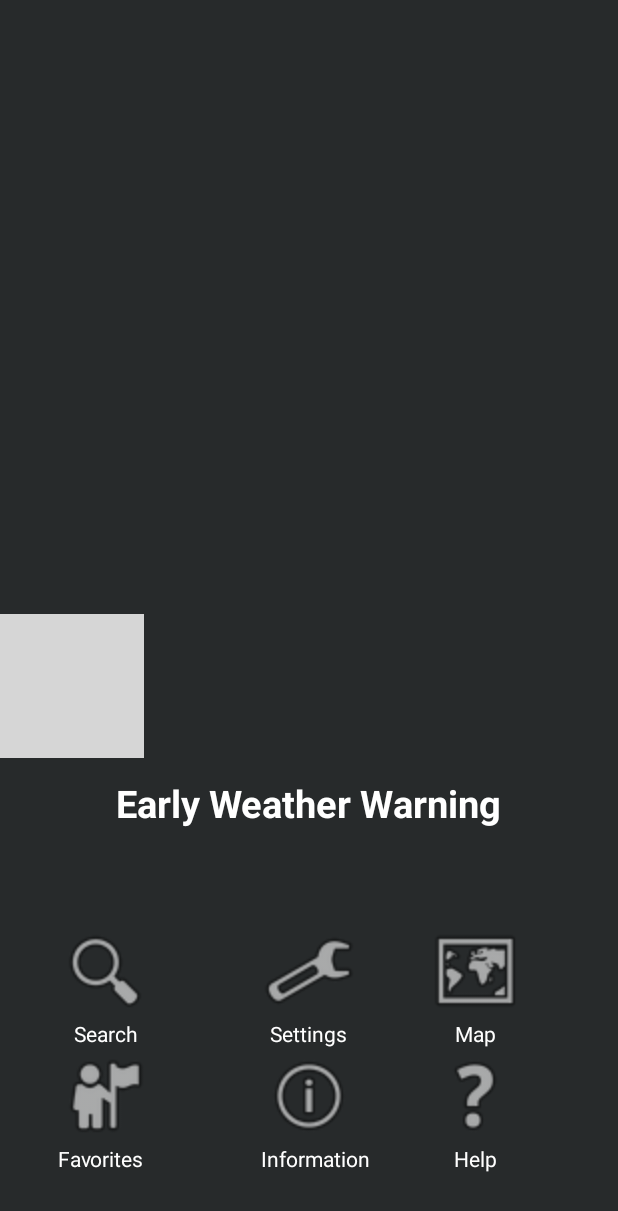
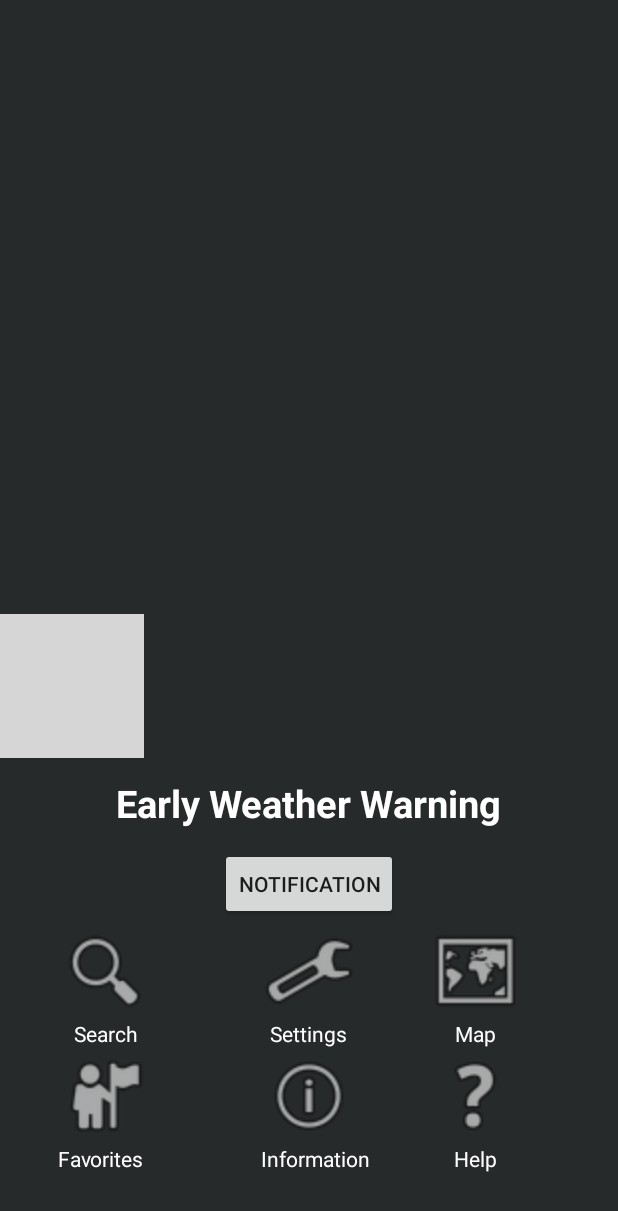
Before and after one commit to baldebo/EWW, an Android app: the screen it shows after launch (GUIActivity), on a phone screen of 412 x 824 dp. Shown: the top 1211 px of the screen. Run offline under Robolectric (Android 15) with nearby library versions, the phone set to English and light mode, and no system bars; grey boxes are pictures that could not be loaded.

Commit message:
Notification activates and deactivate with buttons, i pushed this to show tomorrow

```diff
--- a/app/src/main/AndroidManifest.xml
+++ b/app/src/main/AndroidManifest.xml
@@ -2,6 +2,7 @@
 <manifest xmlns:android="http://schemas.android.com/apk/res/android"
     package="nu.here.is.teampinez.weatherwarning" >
 
+    <uses-permission android:name="com.android.alarm.permission.SET_ALARM"/>
     <uses-permission android:name="android.permission.WAKE_LOCK"/>
     <uses-permission android:name="android.permission.VIBRATE" />
     <uses-permission android:name="android.permission.INTERNET" />
@@ -34,6 +35,8 @@
                 <category android:name="android.intent.category.DEFAULT" />
             </intent-filter>
         </activity>
+        <activity android:name=".SettingPreference"
+            android:label="@string/settingpreferences"/>
         <activity
             android:name=".SearchActivity"
             android:label="@string/title_activity_search" >
--- a/app/src/main/java/nu/here/is/teampinez/weatherwarning/GUIActivity.java
+++ b/app/src/main/java/nu/here/is/teampinez/weatherwarning/GUIActivity.java
@@ -2,48 +2,29 @@ package nu.here.is.teampinez.weatherwarning;
 
 import android.app.Activity;
 import android.app.AlarmManager;
-import android.app.Notification;
-import android.app.NotificationManager;
+import android.app.Application;
 import android.app.PendingIntent;
 import android.content.Context;
 import android.content.Intent;
-import android.graphics.Color;
-import android.media.RingtoneManager;
-import android.net.Uri;
 import android.os.Bundle;
-import android.os.PowerManager;
 import android.os.SystemClock;
-import android.support.v4.app.NotificationCompat;
-import android.support.v4.app.TaskStackBuilder;
-import android.util.Log;
 import android.view.View;
+import android.widget.Button;
+import android.widget.CheckBox;
 import android.widget.ImageButton;
 import android.widget.TextView;
 //  MAP IMPORTS //
-import android.app.Activity;
-import android.os.Bundle;
-import android.view.Menu;
-import android.view.View;
-import com.google.android.gms.maps.CameraUpdate;
-import com.google.android.gms.maps.CameraUpdateFactory;
-import com.google.android.gms.maps.GoogleMap;
-import com.google.android.gms.maps.MapFragment;
-import com.google.android.gms.maps.model.LatLng;
-import com.google.android.gms.maps.model.MarkerOptions;
+import android.widget.Toast;
 
-import org.json.JSONArray;
-import org.json.JSONException;
-import org.json.JSONObject;
-
-import java.util.concurrent.ExecutionException;
-import java.util.concurrent.TimeUnit;
-import java.util.concurrent.TimeoutException;
+import java.util.Calendar;
+import java.util.GregorianCalendar;
 
 
-public class GUIActivity extends Activity {
+public class GUIActivity extends Activity  {
 
     TextView theTextView;
     MyCurrentLocationListener gps;
+    Button notification;
 
     double locLat;
     double locLon;
@@ -52,7 +33,7 @@ public class GUIActivity extends Activity {
     int locLatInt;
     int locLonInt;
 
-    @Override
+    //@Override
     protected void onCreate(Bundle savedInstanceState) {
         super.onCreate(savedInstanceState);
         setContentView(R.layout.mainscreenactivity);
@@ -74,143 +55,177 @@ public class GUIActivity extends Activity {
 
         theTextView = (TextView) findViewById(R.id.textHeader);
 
-        //NOTIFICATION CODE
-        final int mId = 12345;
-        final int PRIORITY_MAX = 2;
-        final NotificationCompat.Builder mBuilder;
-
-        NotificationCompat.InboxStyle inboxStyle = new NotificationCompat.InboxStyle();
-        String[] jsonOutput = new String[4];
-
-        Parser p = new Parser(GUIActivity.this);
-        String[] stationName = new String[0];
-        String[] airTemp = new String[0];
-        String[] roadTemp = new String[0];
-        String[] windSpd = new String[0];
+        notification = (Button) findViewById(R.id.button);
+        notification.setOnClickListener(new View.OnClickListener() {
+            public void onClick(View v){
+                setContentView(R.layout.notification_settings);
+            }
+        });
 
 
-        try {
-            //TODO Try to make nicer!
-            JSONArray jsonArray = new JSONObject(p.execute().get(1000, TimeUnit.MILLISECONDS)).getJSONObject("RESPONSE").getJSONArray("RESULT").getJSONObject(0).getJSONArray("WeatherStation");
 
-            Log.d("JSON", jsonArray.toString());
-            stationName = new String[jsonArray.length()];
-            airTemp = new String[jsonArray.length()];
-            roadTemp = new String[jsonArray.length()];
-            windSpd = new String[jsonArray.length()];
-
-            for (int i = 0; i < jsonArray.length(); i++) {
-                JSONObject station = jsonArray.getJSONObject(i);
-                stationName[i] = station.getString("Name");
-                airTemp[i] = station.getJSONObject("Measurement").getJSONObject("Air").getString("Temp");
-                roadTemp[i] = station.getJSONObject("Measurement").getJSONObject("Road").getString("Temp");
-                windSpd[i] = station.getJSONObject("Measurement").getJSONObject("Wind").getString("Force");
-
-                Log.d("JSON Station > ", station.getString("Name"));
-                Log.d("JSON Air Temp > ", station.getJSONObject("Measurement").getJSONObject("Air").getString("Temp"));
-                Log.d("JSON Road Temp > ", station.getJSONObject("Measurement").getJSONObject("Road").getString("Temp"));
-                Log.d("JSON Wind Force > ", station.getJSONObject("Measurement").getJSONObject("Road").getString("Temp"));
-
-            }
-            jsonOutput[0] = ("Name: " + stationName[0]);
-            jsonOutput[1] = ("Air Temperature: " + airTemp[0] + "C");
-            jsonOutput[2] = ("Road Temperature: " + roadTemp[0] + "C");
-            jsonOutput[3] = ("Wind Speed: " + windSpd[0] + " m/s");
-
-        } catch (JSONException | TimeoutException | ExecutionException | InterruptedException e) {
-            e.printStackTrace();
-        }
-
-        //Air Temp
-        String airTemperature;
-        if(airTemp[0] != null) {airTemperature = Double.toString(Double.parseDouble(airTemp[0])) + "C";}
-        else {airTemperature = "Not available!";}
+//NOTIFICATION CODE
+        //final int mId = 12345;
+        //final int PRIORITY_MAX = 2;
+        //final NotificationCompat.Builder mBuilder;
+        //Timer updateTime = new Timer();
+//
+        //NotificationCompat.InboxStyle inboxStyle = new NotificationCompat.InboxStyle();
+        //String[] jsonOutput = new String[4];
+//
+        //Parser p = new Parser(GUIActivity.this);
+        //String[] stationName = new String[0];
+        //String[] airTemp = new String[0];
+        //String[] roadTemp = new String[0];
+        //String[] windSpd = new String[0];
+//
+//
+        //try {
+        //    //TODO Try to make nicer!
+        //    JSONArray jsonArray = new JSONObject(p.execute().get(1000, TimeUnit.MILLISECONDS)).getJSONObject("RESPONSE").getJSONArray("RESULT").getJSONObject(0).getJSONArray("WeatherStation");
+//
+        //    Log.d("JSON", jsonArray.toString());
+        //    stationName = new String[jsonArray.length()];
+        //    airTemp = new String[jsonArray.length()];
+        //    roadTemp = new String[jsonArray.length()];
+        //    windSpd = new String[jsonArray.length()];
+//
+        //    for (int i = 0; i < jsonArray.length(); i++) {
+        //        JSONObject station = jsonArray.getJSONObject(i);
+        //        stationName[i] = station.getString("Name");
+        //        airTemp[i] = station.getJSONObject("Measurement").getJSONObject("Air").getString("Temp");
+        //        roadTemp[i] = station.getJSONObject("Measurement").getJSONObject("Road").getString("Temp");
+        //        windSpd[i] = station.getJSONObject("Measurement").getJSONObject("Wind").getString("Force");
+//
+        //        Log.d("JSON Station > ", station.getString("Name"));
+        //        Log.d("JSON Air Temp > ", station.getJSONObject("Measurement").getJSONObject("Air").getString("Temp"));
+        //        Log.d("JSON Road Temp > ", station.getJSONObject("Measurement").getJSONObject("Road").getString("Temp"));
+        //        Log.d("JSON Wind Force > ", station.getJSONObject("Measurement").getJSONObject("Road").getString("Temp"));
+//
+        //    }
+        //    //jsonOutput[0] = ("Name: " + stationName[0]);
+        //    jsonOutput[0] = String.valueOf((System.currentTimeMillis()));
+        //    jsonOutput[1] = ("Air Temperature: " + airTemp[0] + "C");
+        //    jsonOutput[2] = ("Road Temperature: " + roadTemp[0] + "C");
+        //    jsonOutput[3] = ("Wind Speed: " + windSpd[0] + " m/s");
+//
+        //} catch (JSONException | TimeoutException | ExecutionException | InterruptedException e) {
+        //    e.printStackTrace();
+        //}
+//
+        ////Air Temp
+        //String airTemperature;
+        //if(airTemp[0] != null) {airTemperature = Double.toString(Double.parseDouble(airTemp[0])) + "C";}
+        //else {airTemperature = "Not Available!";}
+//
+//
+        //String windSpeed;
+        //if(windSpd[0] != null) {windSpeed = Double.toString(Double.parseDouble(windSpd[0])) + "M/S";}
+        //else{windSpeed = "Not Available!";}
+//
+        //String roadTemperature;
+        //if(roadTemp[0] != null) {roadTemperature = Double.toString(Double.parseDouble(roadTemp[0])) + "C";}
+        //else {roadTemperature = "Not Available!";}
+//
+        //String stnName;
+        //if(stationName[0] != null) {stnName = stationName[0];}
+        //else {stnName = "Not Available!";}
+//
+        //mBuilder = new NotificationCompat.Builder(this)
+        //        .setSmallIcon(R.drawable.notification_warning)
+        //        .setContentTitle(jsonOutput[0])
+        //        .setContentText("Drag Down For More Info!")
+        //        .setOngoing(true)
+        //        .setColor(0xd903);
+//
+        //inboxStyle.setBigContentTitle(jsonOutput[0]);
+        //for (String jsonResult : jsonOutput) {
+        //    inboxStyle.addLine(jsonResult);
+        //    //these 4 lines below seems unnecessary for lollipop but for it needs to be there for kitkat, otherwise the app crashes
+        //    jsonOutput[0] = String.valueOf((System.currentTimeMillis()));
+        //    jsonOutput[1] = ("Air Temperature: " + airTemperature);
+        //    jsonOutput[2] = ("Road Temperature: " + roadTemperature);
+        //    jsonOutput[3] = ("Wind Speed: " + windSpeed);
+        //}
+        //mBuilder.setStyle(inboxStyle);
+//
+        ////To quantify the metrics that get pulled as Strings we parse them into ints then check if they are extreme,
+        //// if so then the notification vibrates, and the LED is red and plays a sound to warn the user, also now the display lights up
+//
+        //double rTemp;
+        //if (roadTemp[0] != null) {rTemp = Double.parseDouble(roadTemp[0]);}
+        //else {rTemp = 2;}
+//
+        //double aTemp;
+        //if (airTemp[0] != null) {aTemp = Double.parseDouble(airTemp[0]);}
+        //else {aTemp = 2;}
+//
+//
+        //double wSpd;
+        //if (windSpd[0] != null ) {wSpd  = Double.parseDouble(windSpd[0]);}
+        //else {wSpd = 0;}
+//
+        //Uri uri= RingtoneManager.getDefaultUri(RingtoneManager.TYPE_ALARM);
+        //if (rTemp <= 0 || aTemp >= 10 || wSpd >= 2) {
+        //    mBuilder.setColor(16711680).setSound(uri).setVibrate(new long[]{1000, 1000, 1000, 1000, 1000})
+        //            .setLights(Color.RED, 3000, 3000).setOngoing(true);
+        //    PowerManager.WakeLock screenOn = ((PowerManager) getSystemService(POWER_SERVICE)).newWakeLock(PowerManager.SCREEN_BRIGHT_WAKE_LOCK | PowerManager.ACQUIRE_CAUSES_WAKEUP, "example");
+        //    screenOn.acquire();
+        //    screenOn.release();
+//
+        //}
+//
+//
+        ////Set to Top Priority because it involves weather emergency warnings (2 is the highest priority)
+        //mBuilder.setPriority(PRIORITY_MAX);
+        //// Creates an explicit intent for an Activity in your app
+        //Intent resultIntent = new Intent(this, NotificationMain.class);
+//
+        //// The stack builder object will contain an artificial back stack for the
+        //// started Activity.
+        //// This ensures that navigating backward from the Activity leads out of
+        //// your application to the Home screen.
+        //TaskStackBuilder stackBuilder = TaskStackBuilder.create(this);
+        //// Adds the back stack for the Intent (but not the Intent itself)
+        //stackBuilder.addParentStack(NotificationMain.class);
+        //// Adds the Intent that starts the Activity to the top of the stack
+        //stackBuilder.addNextIntent(resultIntent);
+        //PendingIntent resultPendingIntent =
+        //        stackBuilder.getPendingIntent(
+        //                0,
+        //                PendingIntent.FLAG_UPDATE_CURRENT
+//
+        //        );
+//
+//
+        //mBuilder.setContentIntent(resultPendingIntent);
+        //final NotificationManager mNotificationManager;
+        //mNotificationManager = (NotificationManager) getSystemService(Context.NOTIFICATION_SERVICE);
+//
+        ////updateTime.schedule(setUpAlarm(a), 0, 10000);
+        //// mId allows you to update the notification later on.
+        ////AlarmManager manager = (AlarmManager) getSystemService(Context.ALARM_SERVICE);
+        //mNotificationManager.notify(mId, mBuilder.build());
+        //Intent intent = new Intent(this, NotificationMain.class);
+        //PendingIntent sender = PendingIntent.getBroadcast(this, 0, intent, PendingIntent.FLAG_UPDATE_CURRENT);
+        //AlarmManager am = (AlarmManager) this.getSystemService(Context.ALARM_SERVICE);
+        //long recurring = (300000);  // in milliseconds
+        //am.setRepeating(AlarmManager.RTC, Calendar.getInstance().getTimeInMillis(), recurring, sender);
+    }
 
 
-        String windSpeed;
-        if(windSpd[0] != null) {windSpeed = Double.toString(Double.parseDouble(windSpd[0])) + "M/S";}
-        else{windSpeed = "Not available!";}
 
-        String roadTemperature;
-        if(roadTemp[0] != null) {roadTemperature = Double.toString(Double.parseDouble(roadTemp[0])) + "C";}
-        else {roadTemperature = "Not available!";}
+/*    public void updateNotification(View view){
 
-        String stnName;
-        if(stationName[0] != null) {stnName = stationName[0];}
-        else {stnName = "Not Available!";}
+        Long updateTime = new GregorianCalendar().getTimeInMillis()+ 5 * 1000;
+        Intent updateIntent = new Intent(this, AlertReceiver.class);
+        AlarmManager alarmManager = (AlarmManager) getSystemService(Context.ALARM_SERVICE);
+        PendingIntent sender = PendingIntent.getBroadcast(this, 0, updateIntent, PendingIntent.FLAG_UPDATE_CURRENT);
+        alarmManager.set(AlarmManager.RTC_WAKEUP, updateTime, PendingIntent.getBroadcast(this, 1, updateIntent, PendingIntent.FLAG_UPDATE_CURRENT));
+        long recurring = (30000);  // in milliseconds
+        alarmManager.setRepeating(AlarmManager.RTC, Calendar.getInstance().getTimeInMillis(), recurring, sender);
 
-        mBuilder = new NotificationCompat.Builder(this)
-                .setSmallIcon(R.drawable.notification_warning)
-                .setContentTitle(jsonOutput[0])
-                .setContentText("Drag Down For More Info!")
-                .setOngoing(true)
-                .setColor(0xd903);
-
-        inboxStyle.setBigContentTitle(jsonOutput[0]);
-        for (String jsonResult : jsonOutput) {
-            inboxStyle.addLine(jsonResult);
-            jsonOutput[0] = ("Name: " + stnName);
-            jsonOutput[1] = ("Air Temperature: " + airTemperature);
-            jsonOutput[2] = ("Road Temperature: " + roadTemperature);
-            jsonOutput[3] = ("Wind Speed: " + windSpeed);
-        }
-        mBuilder.setStyle(inboxStyle);
-
-        //To quantify the metrics that get pulled as Strings we parse them into ints then check if they are extreme,
-        // if so then the notification vibrates, and the LED is red and plays a sound to warn the user, also now the display lights up
-
-        double rTemp;
-        if (roadTemp[0] != null) {rTemp = Double.parseDouble(roadTemp[0]);}
-        else {rTemp = 2;}
-
-        double aTemp;
-        if (airTemp[0] != null) {aTemp = Double.parseDouble(airTemp[0]);}
-        else {aTemp = 2;}
-
-
-        double wSpd;
-        if (windSpd[0] != null ) {wSpd  = Double.parseDouble(windSpd[0]);}
-        else {wSpd = 0;}
-
-        Uri uri= RingtoneManager.getDefaultUri(RingtoneManager.TYPE_ALARM);
-            if (rTemp <= 0 || aTemp >= 10 || wSpd >= 2) {
-                mBuilder.setColor(16711680).setSound(uri).setVibrate(new long[]{1000, 1000, 1000, 1000, 1000})
-                        .setLights(Color.RED, 3000, 3000).setOngoing(true);
-                PowerManager.WakeLock screenOn = ((PowerManager) getSystemService(POWER_SERVICE)).newWakeLock(PowerManager.SCREEN_BRIGHT_WAKE_LOCK | PowerManager.ACQUIRE_CAUSES_WAKEUP, "example");
-                screenOn.acquire();
-                screenOn.release();
-
-            }
-
-
-        //Set to Top Priority because it involves weather emergency warnings (2 is the highest priority)
-        mBuilder.setPriority(PRIORITY_MAX);
-        // Creates an explicit intent for an Activity in your app
-        Intent resultIntent = new Intent(this, GUIActivity.class);
-
-        // The stack builder object will contain an artificial back stack for the
-        // started Activity.
-        // This ensures that navigating backward from the Activity leads out of
-        // your application to the Home screen.
-        TaskStackBuilder stackBuilder = TaskStackBuilder.create(this);
-        // Adds the back stack for the Intent (but not the Intent itself)
-        stackBuilder.addParentStack(NotificationMain.class);
-        // Adds the Intent that starts the Activity to the top of the stack
-        stackBuilder.addNextIntent(resultIntent);
-        PendingIntent resultPendingIntent =
-                stackBuilder.getPendingIntent(
-                        0,
-                        PendingIntent.FLAG_UPDATE_CURRENT
-
-                );
-
-        mBuilder.setContentIntent(resultPendingIntent);
-        final NotificationManager mNotificationManager;
-        mNotificationManager = (NotificationManager) getSystemService(Context.NOTIFICATION_SERVICE);
-
-        // mId allows you to update the notification later on.
-        mNotificationManager.notify(mId, mBuilder.build());
-    }
+    }*/
 
 
     public void openSettings(View view) {
--- a/app/src/main/java/nu/here/is/teampinez/weatherwarning/SearchActivity.java
+++ b/app/src/main/java/nu/here/is/teampinez/weatherwarning/SearchActivity.java
@@ -8,6 +8,7 @@ import android.view.MenuItem;
 import android.view.View;
 import android.widget.Button;
 import android.widget.TextView;
+import android.widget.Toast;
 
 import org.json.JSONArray;
 import org.json.JSONException;
@@ -70,6 +71,8 @@ public class SearchActivity extends Activity {
             });
         } catch (JSONException | TimeoutException | ExecutionException | InterruptedException e) {
             e.printStackTrace();
+            Toast.makeText(this, "Parser isn't functioning, please try again shortly",
+                    Toast.LENGTH_SHORT).show();
         }
 
         txtStatName = (TextView) findViewById(R.id.name);
--- a/app/src/main/res/layout/mainscreenactivity.xml
+++ b/app/src/main/res/layout/mainscreenactivity.xml
@@ -175,5 +175,14 @@
         android:layout_centerHorizontal="true"
  />
 
+    <Button
+        style="?android:attr/buttonStyleSmall"
+        android:layout_width="wrap_content"
+        android:layout_height="wrap_content"
+        android:text="Notification"
+        android:id="@+id/button"
+        android:layout_below="@+id/textHeader"
+        android:layout_centerHorizontal="true" />
+
 
 </RelativeLayout>
--- a/app/src/main/res/values/strings.xml
+++ b/app/src/main/res/values/strings.xml
@@ -42,7 +42,7 @@
     <string name="addfavorite">Add to favorites</string>
     <string name="texthint">Enter weatherstation</string>
 
-
+<string name="settingpreferences">Setting Preference</string>
 
 
     // WIDGET ACTIVITY //
```
Also changed, not shown: app/src/main/java/nu/here/is/teampinez/weatherwarning/NotificationMain.java (+104 -44 lines), app/src/main/java/nu/here/is/teampinez/weatherwarning/SettingPreference.java (added, +17 -0 lines), app/src/main/java/nu/here/is/teampinez/weatherwarning/SettingsActivity.java (+71 -1 lines), app/src/main/res/layout/notification_settings.xml (added, +19 -0 lines), app/src/main/res/layout/settings_main.xml (+5 -2 lines), app/src/main/res/values/arrays.xml (added, +14 -0 lines), app/src/main/res/xml/preferences.xml (added, +18 -0 lines).
